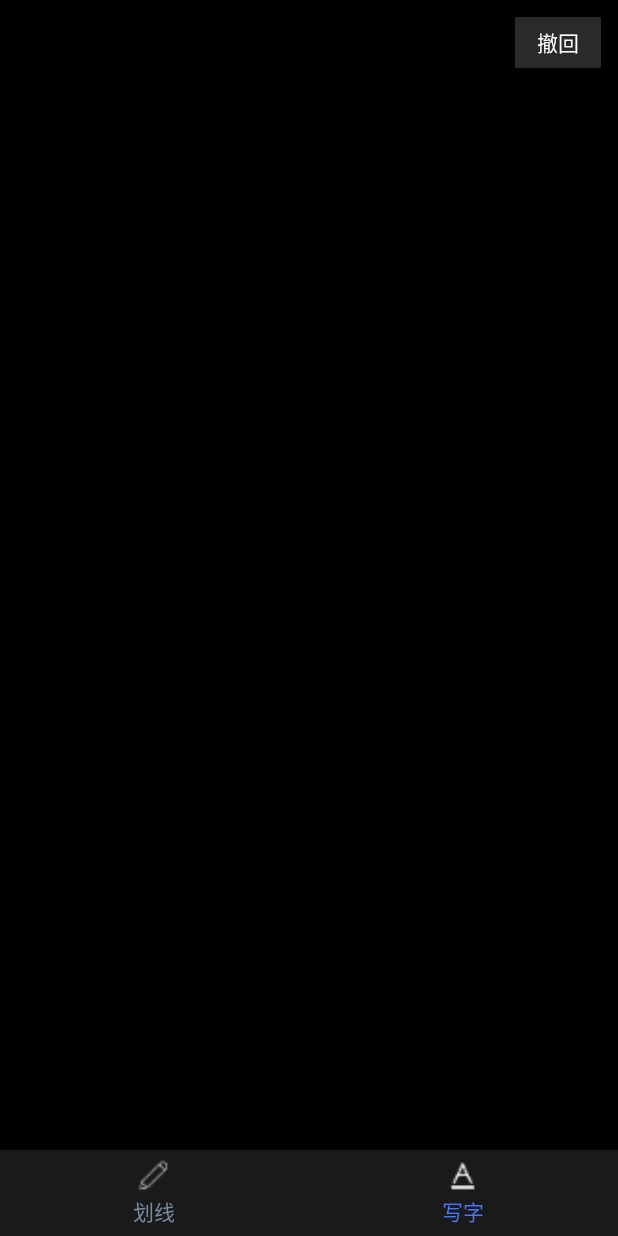
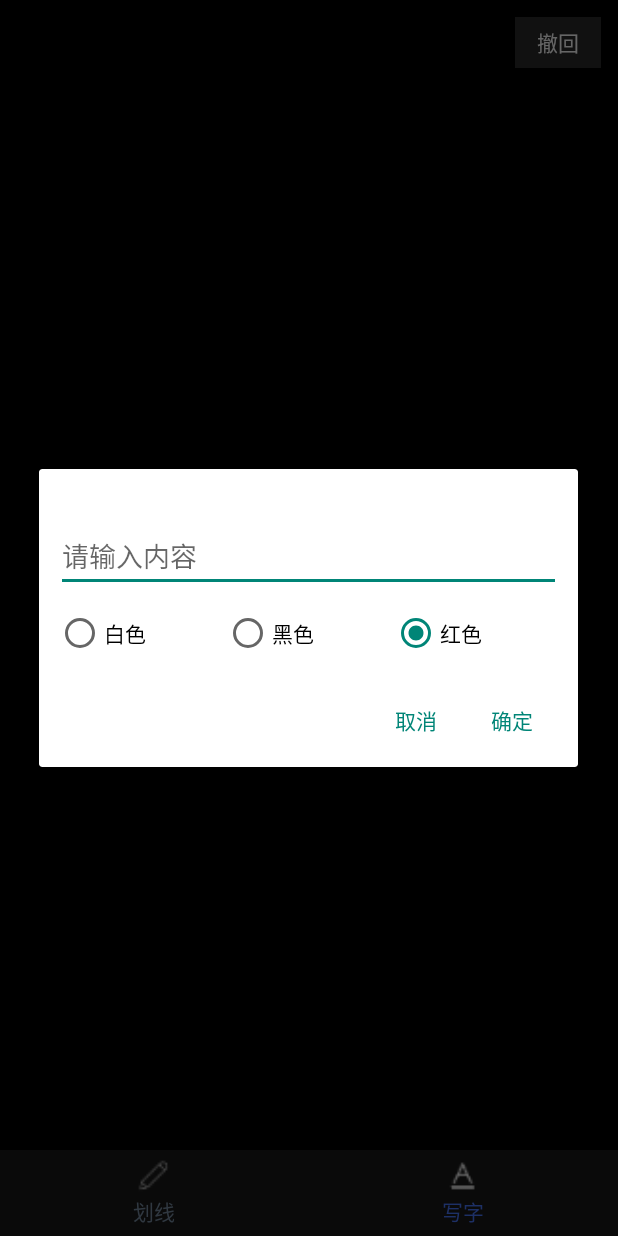
Before and after one commit to spfspfspfspfspf/album, an Android app: the EditImageActivity screen opened directly, with no data from a screen before it, after a tap on "写字", on a phone screen of 412 x 824 dp. Run offline under Robolectric (Android 15) with nearby library versions, the phone set to English and light mode, and no system bars; our stand-ins replace EventBus, RxJava, data binding; 4 statements that could not run were skipped; 2 other taps on this screen came first.

Commit message:
word mark

```diff
--- a/app/src/main/java/com/spf/album/activity/EditImageActivity.java
+++ b/app/src/main/java/com/spf/album/activity/EditImageActivity.java
@@ -6,6 +6,7 @@ import android.graphics.Bitmap;
 import android.graphics.Rect;
 import android.net.Uri;
 import android.os.Bundle;
+import android.text.TextUtils;
 import android.view.View;
 import android.view.ViewGroup;
 import android.widget.ImageView;
@@ -17,6 +18,8 @@ import com.spf.album.GalleryApplication;
 import com.spf.album.R;
 import com.spf.album.databinding.ActivityEditImageBinding;
 import com.spf.album.event.CloseEditEvent;
+import com.spf.album.event.WordMarkEvent;
+import com.spf.album.utils.DialogUtils;
 import com.spf.album.utils.ImageLoadUtils;
 import com.spf.album.utils.ScreenUtils;
 import com.spf.album.view.DrawImageView;
@@ -59,7 +62,7 @@ public class EditImageActivity extends BaseActivity implements View.OnClickListe
             public void subscribe(@NonNull ObservableEmitter<Bitmap> emitter) throws Throwable {
                 Bitmap bitmap = ImageLoadUtils.getBitmap(new ImageLoadUtils.ImageBuilder(EditImageActivity.this, uri)
                         .setSize(ScreenUtils.getScreenWidth(), ScreenUtils.getScreenHeight() - bottomHeight)
-                        .setScaleType(ImageView.ScaleType.CENTER_INSIDE));
+                        .setScaleType(ImageView.ScaleType.FIT_CENTER));
                 emitter.onNext(bitmap);
             }
         }).subscribeOn(Schedulers.io()).observeOn(AndroidSchedulers.mainThread())
@@ -78,8 +81,6 @@ public class EditImageActivity extends BaseActivity implements View.OnClickListe
     }
 
     private void initView() {
-        binding.tabLine.setSelect(true);
-        binding.img.setMode(DrawImageView.MODE_LINE);
         binding.tvCancelEdit.addOnLayoutChangeListener(new View.OnLayoutChangeListener() {
             @Override
             public void onLayoutChange(View v, int left, int top, int right, int bottom, int oldLeft, int oldTop, int oldRight, int oldBottom) {
@@ -108,6 +109,7 @@ public class EditImageActivity extends BaseActivity implements View.OnClickListe
             binding.tabLine.setSelect(false);
             binding.tabWord.setSelect(true);
             binding.tabMosaic.setSelect(false);
+            DialogUtils.showWordMarkDialog(this);
         } else if (R.id.tab_mosaic == id) {
             binding.img.setMode(DrawImageView.MODE_MOSAIC);
             binding.tabLine.setSelect(false);
@@ -129,6 +131,16 @@ public class EditImageActivity extends BaseActivity implements View.OnClickListe
         finish();
     }
 
+    @Subscribe(threadMode = ThreadMode.MAIN)
+    public void onEventWordMark(WordMarkEvent event) {
+        binding.img.setMode(DrawImageView.MODE_NONE);
+        binding.tabWord.setSelect(false);
+        if (TextUtils.isEmpty(event.getContent())) {
+            return;
+        }
+        binding.img.addWord(event.getContent(), event.getColor());
+    }
+
     @Override
     protected void onDestroy() {
         EventBus.getDefault().unregister(this);
--- /dev/null
+++ b/app/src/main/java/com/spf/album/utils/DialogUtils.java
@@ -0,0 +1,46 @@
+package com.spf.album.utils;
+
+import android.app.AlertDialog;
+import android.content.Context;
+import android.content.DialogInterface;
+import android.graphics.Color;
+import android.view.LayoutInflater;
+import android.view.View;
+import android.widget.EditText;
+import android.widget.RadioButton;
+
+import com.spf.album.R;
+import com.spf.album.event.WordMarkEvent;
+
+import org.greenrobot.eventbus.EventBus;
+
+public class DialogUtils {
+    public static void showWordMarkDialog(Context context) {
+        AlertDialog.Builder builder = new AlertDialog.Builder(context);
+        View view = LayoutInflater.from(context).inflate(R.layout.dialog_word_mark, null);
+        EditText editText = view.findViewById(R.id.et_word);
+        RadioButton rbWhite = view.findViewById(R.id.rb_white);
+        RadioButton rbBlack = view.findViewById(R.id.rb_black);
+        RadioButton rbRed = view.findViewById(R.id.rb_red);
+        builder.setView(view)
+                .setPositiveButton(R.string.confirm, new DialogInterface.OnClickListener() {
+                    @Override
+                    public void onClick(DialogInterface dialog, int id) {
+                        String content = editText.getText().toString().trim();
+                        int color = Color.RED;
+                        if (rbWhite.isChecked()) {
+                            color = Color.WHITE;
+                        } else if (rbBlack.isChecked()) {
+                            color = Color.BLACK;
+                        }
+                        EventBus.getDefault().post(new WordMarkEvent(content, color));
+                    }
+                })
+                .setNegativeButton(R.string.cancel, new DialogInterface.OnClickListener() {
+                    public void onClick(DialogInterface dialog, int id) {
+                        EventBus.getDefault().post(new WordMarkEvent("", 0));
+                    }
+                });
+        builder.create().show();
+    }
+}
--- a/app/src/main/java/com/spf/album/utils/ImageLoadUtils.java
+++ b/app/src/main/java/com/spf/album/utils/ImageLoadUtils.java
@@ -150,9 +150,19 @@ public class ImageLoadUtils {
                 requestBuilder = requestBuilder.placeholder(imageBuilder.placeHolder);
             }
 
-            Transformation<Bitmap>[] transformations = getTransformations(imageBuilder);
-            if (transformations != null) {
-                requestBuilder = requestBuilder.transform(transformations);
+            if (imageBuilder.roundCorner < 1) {
+                if (imageBuilder.scaleType == ImageView.ScaleType.CENTER_CROP) {
+                    requestBuilder = requestBuilder.centerCrop();
+                } else if (imageBuilder.scaleType == ImageView.ScaleType.CENTER_INSIDE) {
+                    requestBuilder = requestBuilder.centerInside();
+                } else if (imageBuilder.scaleType == ImageView.ScaleType.FIT_CENTER) {
+                    requestBuilder = requestBuilder.fitCenter();
+                }
+            } else {
+                Transformation<Bitmap>[] transformations = getTransformations(imageBuilder);
+                if (transformations != null) {
+                    requestBuilder = requestBuilder.transform(transformations);
+                }
             }
 
             if (imageBuilder.width > 0 && imageBuilder.height > 0) {
--- a/app/src/main/java/com/spf/album/view/DragTextView.java
+++ b/app/src/main/java/com/spf/album/view/DragTextView.java
@@ -68,7 +68,6 @@ public class DragTextView extends AppCompatTextView {
                     checkRect();
                     break;
                 case MotionEvent.ACTION_MOVE:
-                    LogUtils.d("spf", "rect: " + rect);
                     final float xDistance = event.getX() - downX;
                     final float yDistance = event.getY() - downY;
                     int l, r, t, b;
--- a/app/src/main/res/layout/activity_edit_image.xml
+++ b/app/src/main/res/layout/activity_edit_image.xml
@@ -3,6 +3,7 @@
 
     <androidx.constraintlayout.widget.ConstraintLayout xmlns:android="http://schemas.android.com/apk/res/android"
         xmlns:app="http://schemas.android.com/apk/res-auto"
+        android:id="@+id/cl_root"
         android:layout_width="match_parent"
         android:layout_height="match_parent"
         android:background="@android:color/black">
@@ -74,9 +75,9 @@
                 android:layout_width="0dp"
                 android:layout_height="match_parent"
                 android:layout_weight="1"
+                android:visibility="gone"
                 app:img_normal="@drawable/ic_mosaic_normal"
                 app:img_select="@drawable/ic_mosaic_selected"
-                android:visibility="gone"
                 app:selected="false"
                 app:txt_content="@string/tab_mosaic" />
 
--- /dev/null
+++ b/app/src/main/res/layout/dialog_word_mark.xml
@@ -0,0 +1,46 @@
+<?xml version="1.0" encoding="utf-8"?>
+<androidx.constraintlayout.widget.ConstraintLayout xmlns:android="http://schemas.android.com/apk/res/android"
+    xmlns:app="http://schemas.android.com/apk/res-auto"
+    android:layout_width="match_parent"
+    android:layout_height="match_parent"
+    android:padding="@dimen/dp_10">
+
+    <EditText
+        android:id="@+id/et_word"
+        android:layout_width="match_parent"
+        android:layout_height="wrap_content"
+        android:layout_marginTop="@dimen/dp_20"
+        android:hint="@string/input_content"
+        app:layout_constraintTop_toTopOf="parent" />
+
+    <RadioGroup
+        android:layout_width="match_parent"
+        android:layout_height="wrap_content"
+        android:layout_marginTop="@dimen/dp_10"
+        android:orientation="horizontal"
+        app:layout_constraintTop_toBottomOf="@id/et_word">
+
+        <RadioButton
+            android:id="@+id/rb_white"
+            android:layout_width="0dp"
+            android:layout_height="wrap_content"
+            android:layout_weight="1"
+            android:text="@string/color_white" />
+
+        <RadioButton
+            android:id="@+id/rb_black"
+            android:layout_width="0dp"
+            android:layout_height="wrap_content"
+            android:layout_weight="1"
+            android:text="@string/color_black" />
+
+        <RadioButton
+            android:id="@+id/rb_red"
+            android:layout_width="0dp"
+            android:layout_height="wrap_content"
+            android:layout_weight="1"
+            android:checked="true"
+            android:text="@string/color_red" />
+
+    </RadioGroup>
+</androidx.constraintlayout.widget.ConstraintLayout>
--- a/app/src/main/res/values/strings.xml
+++ b/app/src/main/res/values/strings.xml
@@ -15,4 +15,12 @@
     <string name="tab_word_mark">写字</string>
     <string name="cancel_edit_draw">撤回</string>
     <string name="save_edit_draw">保存</string>
+
+    <string name="color_white">白色</string>
+    <string name="color_black">黑色</string>
+    <string name="color_red">红色</string>
+
+    <string name="input_content">请输入内容</string>
+    <string name="confirm">确定</string>
+    <string name="cancel">取消</string>
 </resources>
```
Also changed, not shown: app/src/main/java/com/spf/album/event/PhotoImageClickEvent.java (deleted, +0 -15 lines), app/src/main/java/com/spf/album/event/WordMarkEvent.java (added, +19 -0 lines), app/src/main/java/com/spf/album/fragment/PhotoFragment.java (+0 -19 lines), app/src/main/java/com/spf/album/view/DrawImageView.java (+94 -10 lines), app/src/main/java/com/spf/album/view/PhotoItemView.java (deleted, +0 -65 lines), 1 other file.
